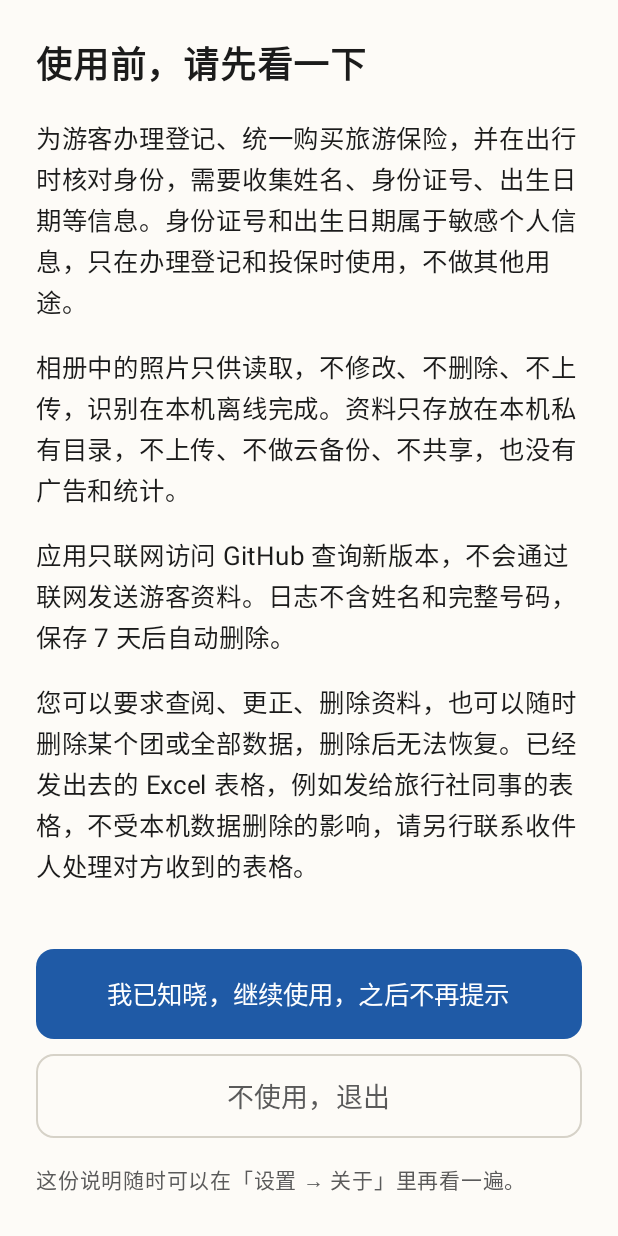
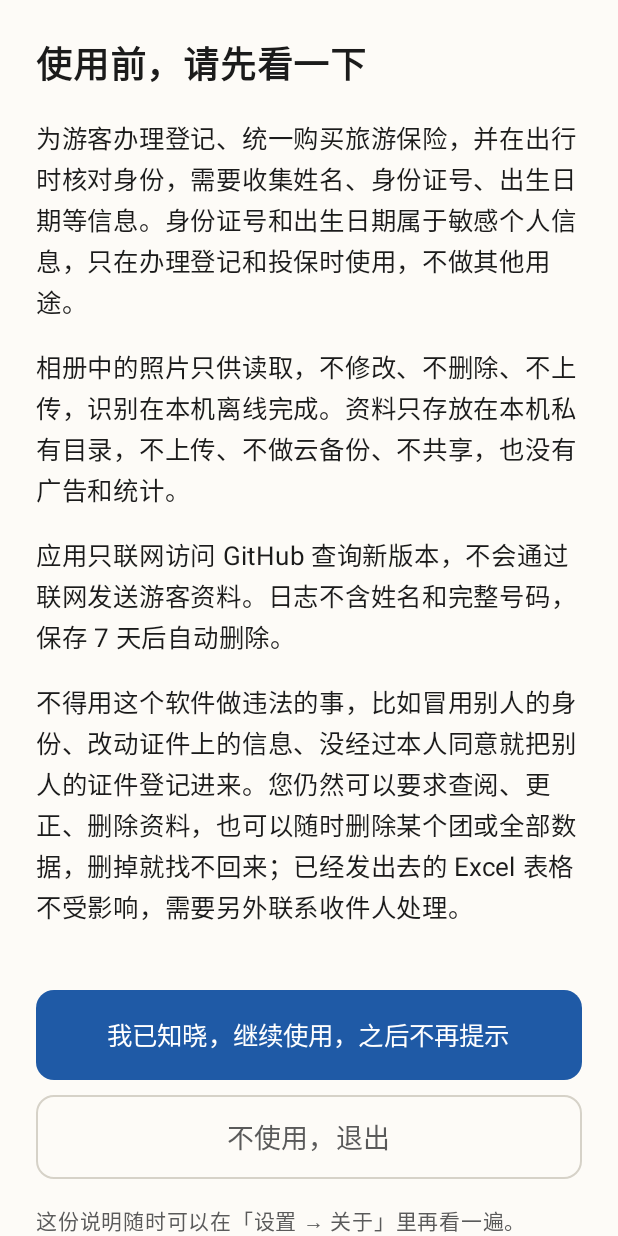
Before and after one commit to kamikazePrPr/tour-tool, an Android app built with Jetpack Compose: the screen it shows after launch (MainActivity), on a phone screen of 412 x 824 dp. Run offline under Robolectric (Android 15) with nearby library versions, the phone set to English and light mode, and no system bars.

Commit message:
声明末段改为使用限制条款，保留个人权利要素

```diff
--- a/app/src/main/java/com/kamikazeprpr/tourtool/ui/FirstRunScreen.kt
+++ b/app/src/main/java/com/kamikazeprpr/tourtool/ui/FirstRunScreen.kt
@@ -76,9 +76,10 @@ fun FirstRunScreen(
                 "日志不含姓名和完整号码，保存 7 天后自动删除。"
         )
         Paragraph(
-            "您可以要求查阅、更正、删除资料，也可以随时删除某个团或全部数据，删除后无法恢复。" +
-                "已经发出去的 Excel 表格，例如发给旅行社同事的表格，不受本机数据删除的影响，" +
-                "请另行联系收件人处理对方收到的表格。"
+            "不得用这个软件做违法的事，比如冒用别人的身份、改动证件上的信息、" +
+                "没经过本人同意就把别人的证件登记进来。您仍然可以要求查阅、更正、删除资料，" +
+                "也可以随时删除某个团或全部数据，删掉就找不回来；已经发出去的 Excel 表格不受影响，" +
+                "需要另外联系收件人处理。"
         )
 
         Spacer(Modifier.height(26.dp))
```
